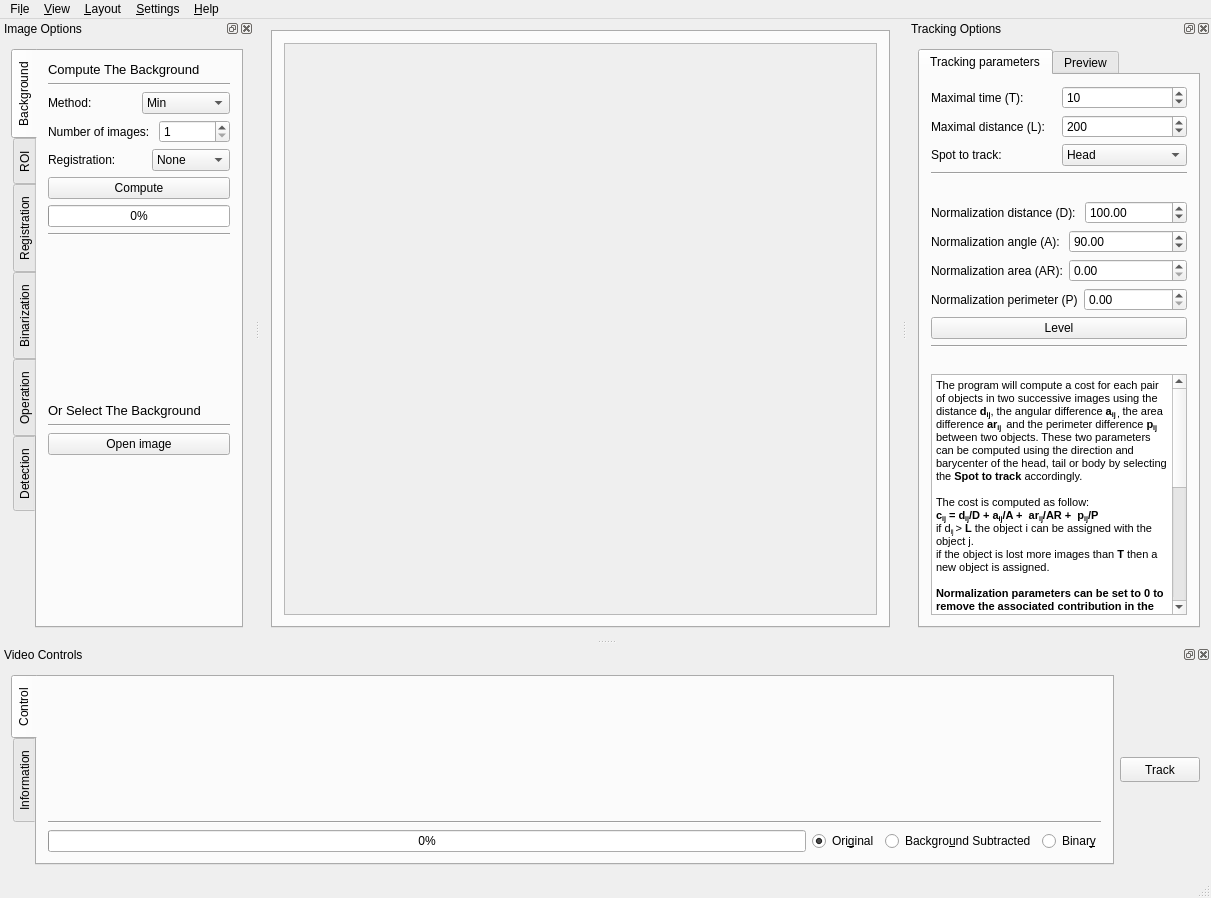
FastTrackOrg/FastTrack, file src/interactive.ui: the form before one commit.
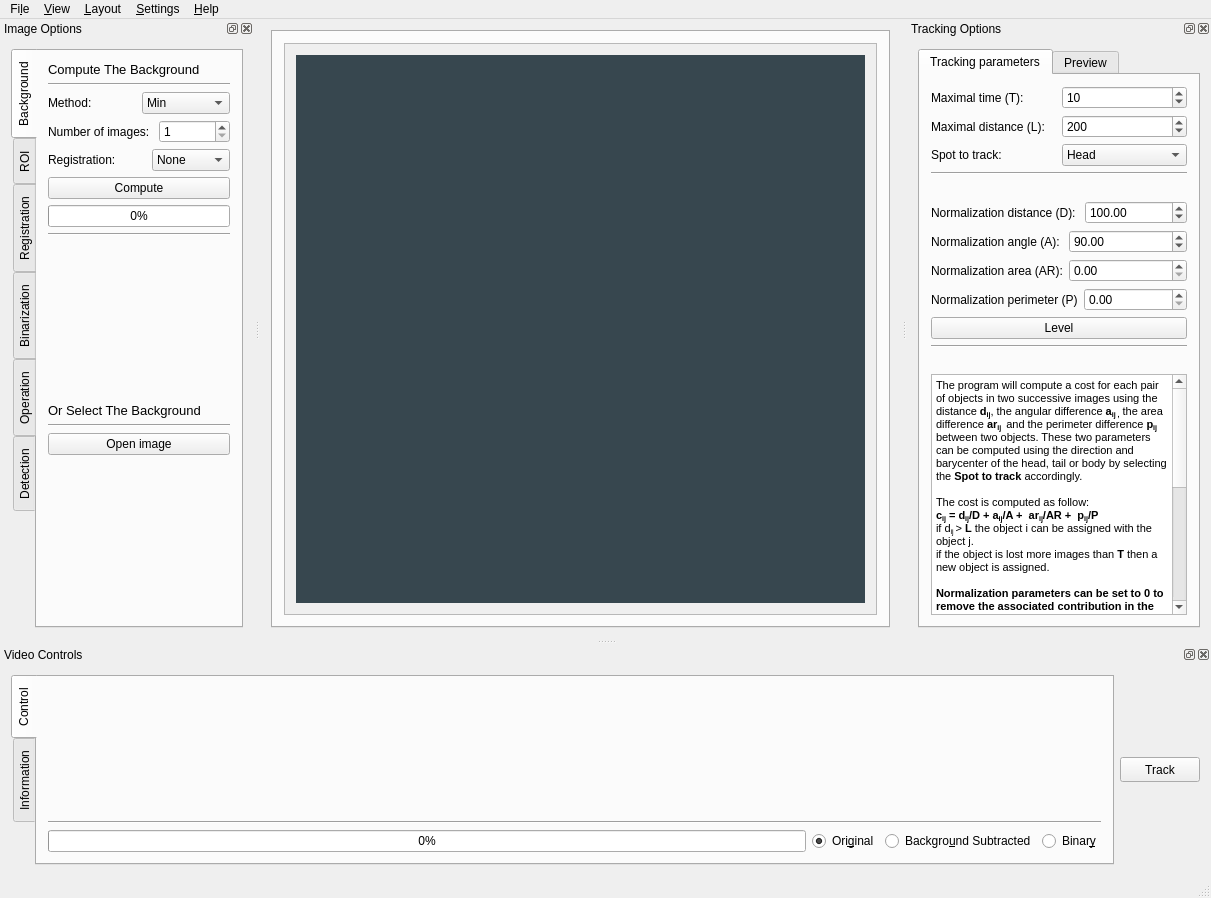
The form after the commit. Custom widgets are drawn as their Qt base class.

Commit message: [style] global: change default style

```diff
--- a/src/interactive.ui
+++ b/src/interactive.ui
@@ -17,6 +17,9 @@
    <layout class="QGridLayout" name="gridLayout_14">
     <item row="0" column="0">
      <widget class="QTabWidget" name="interactiveTab">
+      <property name="styleSheet">
+       <string notr="true"/>
+      </property>
       <property name="currentIndex">
        <number>0</number>
       </property>
@@ -53,15 +56,21 @@
             <rect>
              <x>0</x>
              <y>0</y>
-             <width>607</width>
-             <height>576</height>
+             <width>605</width>
+             <height>528</height>
             </rect>
            </property>
            <layout class="QGridLayout" name="gridLayout_2">
             <item row="1" column="0">
              <widget class="QLabel" name="display">
               <property name="cursor">
-               <cursorShape>ArrowCursor</cursorShape>
+               <cursorShape>CrossCursor</cursorShape>
+              </property>
+              <property name="autoFillBackground">
+               <bool>false</bool>
+              </property>
+              <property name="styleSheet">
+               <string notr="true">background: #37474F;</string>
               </property>
               <property name="text">
                <string/>
```
Left out of the diff: 40 changed lines with no effect on the pictures. The commit also changes 12 other files.
